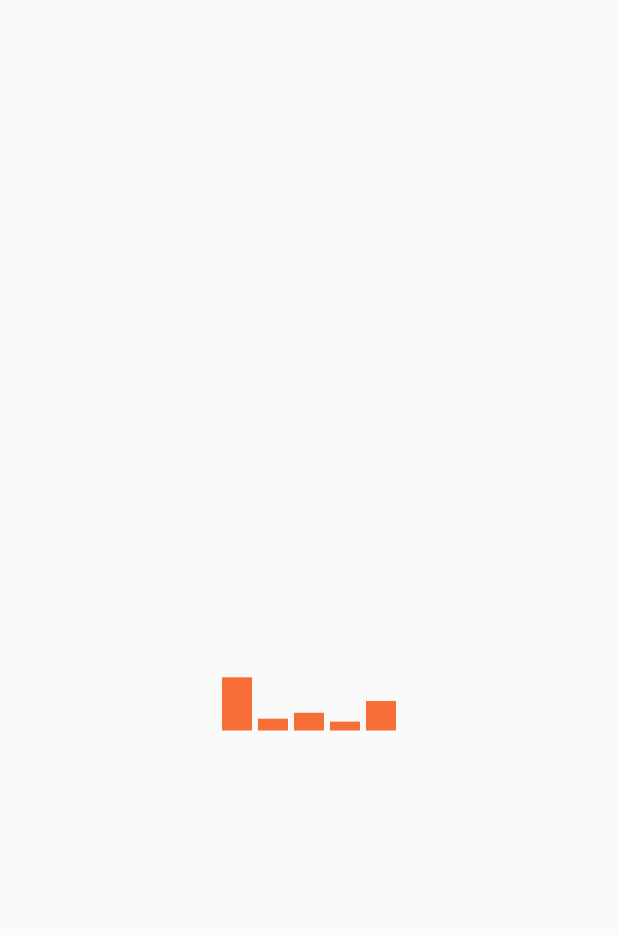
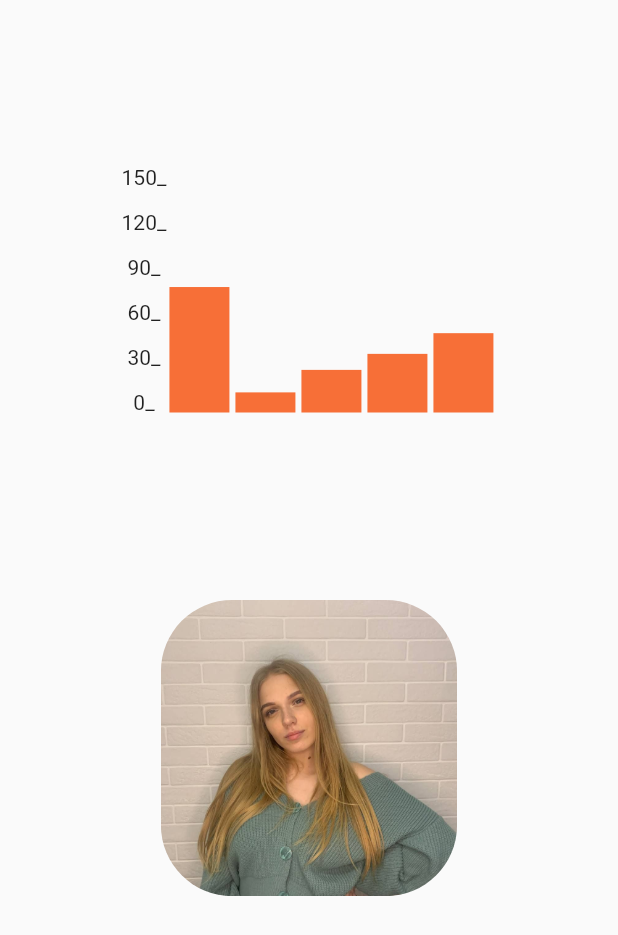
Before and after one commit to Ivanka-karaim/Flutter_laba9, a Flutter app: the screen it shows after launch, on a phone screen of 412 x 824 dp. Shown: the top 935 px of the screen. Run offline on Flutter 3.47's test engine with Material 2 defaults, Android fonts, the phone set to English and light mode, and no system bars.

Commit message:
project 9

```diff
--- /dev/null
+++ b/lib/animations.dart
@@ -0,0 +1,27 @@
+import 'package:flutter/material.dart';
+
+import 'diagram/animation.dart';
+import 'photo/animation.dart';
+
+class Animations extends StatelessWidget {
+  const Animations({super.key});
+
+  @override
+  Widget build(BuildContext context) {
+    return Column(
+      children: const [
+        SizedBox(
+          height: 400,
+          child: DiagramAnimationWidget(
+            dataStart: [0.4, 0.05, 0.15, 0.3, 0.3],
+            dataEnd: [1, 0.2, 0.3, 0.15, 0.5],
+          ),
+        ),
+        SizedBox(
+          height: 400,
+          child: PhotoAnimationWidget(),
+        ),
+      ],
+    );
+  }
+}
--- /dev/null
+++ b/lib/diagram/AW.dart
@@ -0,0 +1,23 @@
+import 'package:flutter/material.dart';
+
+import 'style.dart';
+
+class DiagramAW extends AnimatedWidget {
+  final double dataStart;
+  final double dataEnd;
+
+  const DiagramAW(
+      {super.key, required this.dataStart, required this.dataEnd, required Animation<double> animation})
+      : super(listenable: animation);
+
+  @override
+  Widget build(BuildContext context) {
+    final animation = listenable as Animation<double>;
+    final sizeTween = Tween<double>(begin: dataStart, end: dataEnd);
+    Animation<Color?> color =
+    ColorTween(begin: Colors.red, end: Colors.yellow).animate(animation);
+
+    return Diagram(
+        height: sizeTween.evaluate(animation), color: color.value as Color);
+  }
+}
--- /dev/null
+++ b/lib/diagram/animation.dart
@@ -0,0 +1,73 @@
+import 'package:flutter/material.dart';
+
+import 'AW.dart';
+
+class DiagramAnimationWidget extends StatefulWidget {
+  final List<double> dataStart;
+  final List<double> dataEnd;
+
+  const DiagramAnimationWidget(
+      {super.key, required this.dataStart, required this.dataEnd});
+
+  @override
+  State<DiagramAnimationWidget> createState() => _DiagramAnimationWidgetState();
+}
+
+class _DiagramAnimationWidgetState extends State<DiagramAnimationWidget>
+    with SingleTickerProviderStateMixin {
+  late Animation<double> animation;
+  late AnimationController controller;
+
+  @override
+  void initState() {
+    super.initState();
+    controller =
+        AnimationController(duration: const Duration(seconds: 5), vsync: this);
+    animation = CurvedAnimation(
+      parent: controller,
+      curve: Curves.easeIn,
+    )..addStatusListener((status) {
+        if (status == AnimationStatus.completed) {
+          controller.reverse();
+        } else if (status == AnimationStatus.dismissed) {
+          controller.forward();
+        }
+      });
+    controller.forward();
+  }
+
+  @override
+  Widget build(BuildContext context) {
+    return Scaffold(
+      body: Row(
+        mainAxisAlignment: MainAxisAlignment.center,
+        crossAxisAlignment: CrossAxisAlignment.center,
+        children: [
+          SizedBox(
+            child: Column(
+              mainAxisAlignment: MainAxisAlignment.center,
+              children: [
+                for (int i = 150; i >= 0; i -= 30)
+                  SizedBox(
+                    height: 30,
+                    child: Text('$i' '_'),
+                  ),
+              ],
+            ),
+          ),
+          for (int i = 0; i < widget.dataStart.length; i++)
+            DiagramAW(
+                dataStart: widget.dataStart[i],
+                dataEnd: widget.dataEnd[i],
+                animation: animation)
+        ],
+      ),
+    );
+  }
+
+  @override
+  void dispose() {
+    controller.dispose();
+    super.dispose();
+  }
+}
--- /dev/null
+++ b/lib/diagram/style.dart
@@ -0,0 +1,39 @@
+import 'package:flutter/material.dart';
+
+class Diagram extends StatelessWidget {
+  final double height;
+  final Color color;
+
+  const Diagram({Key? key, required this.height, required this.color})
+      : super(key: key);
+
+  @override
+  Widget build(BuildContext context) {
+    return Padding(
+      padding: const EdgeInsets.symmetric(horizontal: 2),
+      child: Column(
+        mainAxisAlignment: MainAxisAlignment.center,
+        children: [
+          SizedBox(
+            width: 40,
+            height: 150,
+            child: Stack(
+              children: [
+                Positioned(
+                  bottom: 0,
+                  child: Container(
+                    width: 40,
+                    height: height * 150,
+                    decoration: BoxDecoration(
+                      color: color,
+                    ),
+                  ),
+                ),
+              ],
+            ),
+          ),
+        ],
+      ),
+    );
+  }
+}
--- a/lib/main.dart
+++ b/lib/main.dart
@@ -1,4 +1,7 @@
 import 'package:flutter/material.dart';
+
+import 'animations.dart';
+
 
 void main() {
   runApp(const MyApp());
@@ -7,134 +10,12 @@ void main() {
 class MyApp extends StatelessWidget {
   const MyApp({super.key});
 
-  // This widget is the root of your application.
   @override
   Widget build(BuildContext context) {
-    return MaterialApp(
+    return const MaterialApp(
+      debugShowCheckedModeBanner: false,
       title: 'Flutter Demo',
-      theme: ThemeData(
-        // This is the theme of your application.
-        //
-        // Try running your application with "flutter run". You'll see the
-        // application has a blue toolbar. Then, without quitting the app, try
-        // changing the primarySwatch below to Colors.green and then invoke
-        // "hot reload" (press "r" in the console where you ran "flutter run",
-        // or simply save your changes to "hot reload" in a Flutter IDE).
-        // Notice that the counter didn't reset back to zero; the application
-        // is not restarted.
-        primarySwatch: Colors.blue,
-      ),
-      home: const DiagramWidget(data:[0.9, 0.2, 0.3, 0.15, 0.5]),
+      home: Animations(),
     );
   }
 }
-
-class BarChart extends StatelessWidget {
-  final double height;
-  final Color color;
-
-  const BarChart({Key? key, required this.height, required this.color}) : super(key: key);
-
-  @override
-  Widget build(BuildContext context) {
-    return
-        // for (int i = 0; i < data.length; i++)
-        Padding(
-            padding: const EdgeInsets.symmetric(horizontal: 2),
-            child: Column(
-              mainAxisAlignment: MainAxisAlignment.center,
-              children: [
-                Container(
-                  width: 20,
-                  height: 150,
-                  decoration: BoxDecoration(
-                    // color: Colors.blue[300],
-                  ),
-                  child: Stack(
-                    children: [
-                      Positioned(
-                        bottom: 0,
-                        child: Container(
-                          width: 20,
-                          height: height * 150,
-                          decoration: BoxDecoration(
-                            color: color,
-                          ),
-                        ),
-                      ),
-                    ],
-                  ),
-                ),
-              ],
-            ));
-  }
-}
-
-class DiagramWidget extends StatefulWidget {
-  final List<double> data;
-  const DiagramWidget({super.key, required this.data});
-
-  @override
-  State<DiagramWidget> createState() => _DiagramWidgetState();
-}
-
-class _DiagramWidgetState extends State<DiagramWidget>
-    with SingleTickerProviderStateMixin {
-  late Animation<double> animation;
-  late AnimationController controller;
-
-  @override
-  void initState() {
-    super.initState();
-
-    controller = AnimationController(duration:const Duration(seconds:5), vsync: this);
-    animation = CurvedAnimation(
-      parent: controller,
-      curve: Curves.easeIn,
-    )..addStatusListener((status) {
-      if (status == AnimationStatus.completed) {
-        controller.reverse();
-      } else
-        if (status == AnimationStatus.dismissed) {
-        controller.forward();
-      }
-    });
-    controller.forward();
-  }
-
-  @override
-  Widget build(BuildContext context)  {
-    return Scaffold(
-        body: Row(
-        mainAxisAlignment: MainAxisAlignment.center,
-        crossAxisAlignment: CrossAxisAlignment.center,
-        children: [
-        for (int i = 0; i < widget.data.length; i++)
-          AW(data_end:widget.data[i],animation: animation)
-    ]));
-  }
-
-  @override
-  void dispose() {
-    controller.dispose();
-
-    super.dispose();
-  }
-}
-
-class AW extends AnimatedWidget {
-  final double data_end;
-  const AW({super.key, required this.data_end, required Animation<double> animation})
-      : super(listenable: animation);
-
-
-  static final _colorTween = ColorTween(begin: Colors.red, end: Colors.yellow);
-
-  @override
-  Widget build(BuildContext context) {
-    final animation = listenable as Animation<double>;
-    final sizeTween = Tween<double>(begin: 0, end: data_end);
-    return
-            BarChart(height: sizeTween.evaluate(animation), color:_colorTween.evaluate(animation) as Color);
-  }
-}
--- /dev/null
+++ b/lib/photo/AW.dart
@@ -0,0 +1,27 @@
+import 'package:flutter/material.dart';
+
+class PhotoWidgetAW extends AnimatedWidget {
+  const PhotoWidgetAW({super.key, required Animation<double> animation})
+      : super(listenable: animation);
+
+  @override
+  Widget build(BuildContext context) {
+    final animation = listenable as Animation<double>;
+    final sizeTween = Tween<double>(begin: 150, end: 300);
+    final radiusTween = Tween<double>(begin: 0, end: 150);
+    return ClipRRect(
+      borderRadius: BorderRadius.circular(radiusTween.evaluate(animation)),
+      child: Container(
+        width: sizeTween.evaluate(animation),
+        height: sizeTween.evaluate(animation),
+        decoration: const BoxDecoration(
+          shape: BoxShape.rectangle,
+          image: DecorationImage(
+            fit: BoxFit.cover,
+            image: AssetImage("assets/images/my.jpg"),
+          ),
+        ),
+      ),
+    );
+  }
+}
--- /dev/null
+++ b/lib/photo/animation.dart
@@ -0,0 +1,52 @@
+import 'package:flutter/material.dart';
+
+import 'AW.dart';
+
+class PhotoAnimationWidget extends StatefulWidget {
+  const PhotoAnimationWidget({super.key});
+
+  @override
+  State<PhotoAnimationWidget> createState() => _PhotoAnimationWidgetState();
+}
+
+class _PhotoAnimationWidgetState extends State<PhotoAnimationWidget>
+    with SingleTickerProviderStateMixin {
+  late Animation<double> animation;
+  late AnimationController controller;
+
+  @override
+  void initState() {
+    super.initState();
+
+    controller =
+        AnimationController(duration: const Duration(seconds: 3), vsync: this);
+    animation = CurvedAnimation(
+      parent: controller,
+      curve: Curves.easeIn,
+    )..addStatusListener((status) {
+      if (status == AnimationStatus.completed) {
+        controller.reverse();
+      } else if (status == AnimationStatus.dismissed) {
+        controller.forward();
+      }
+    });
+    controller.forward();
+  }
+
+  @override
+  Widget build(BuildContext context) {
+    return Scaffold(
+      body: Row(
+        mainAxisAlignment: MainAxisAlignment.center,
+        crossAxisAlignment: CrossAxisAlignment.center,
+        children: [PhotoWidgetAW(animation: animation)],
+      ),
+    );
+  }
+
+  @override
+  void dispose() {
+    controller.dispose();
+    super.dispose();
+  }
+}
--- a/pubspec.yaml
+++ b/pubspec.yaml
@@ -53,6 +53,9 @@ dev_dependencies:
 # The following section is specific to Flutter packages.
 flutter:
 
+  assets:
+    - assets/images/
+
   # The following line ensures that the Material Icons font is
   # included with your application, so that you can use the icons in
   # the material Icons class.
```
Also changed, not shown: assets/images/my.jpg (added).
